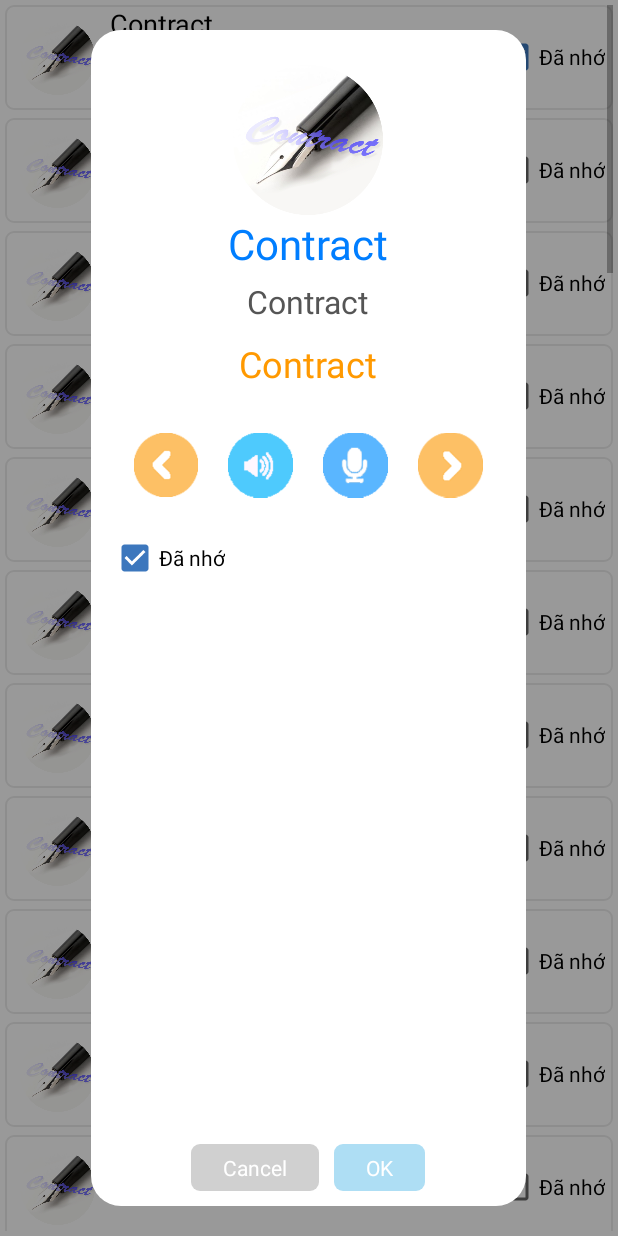
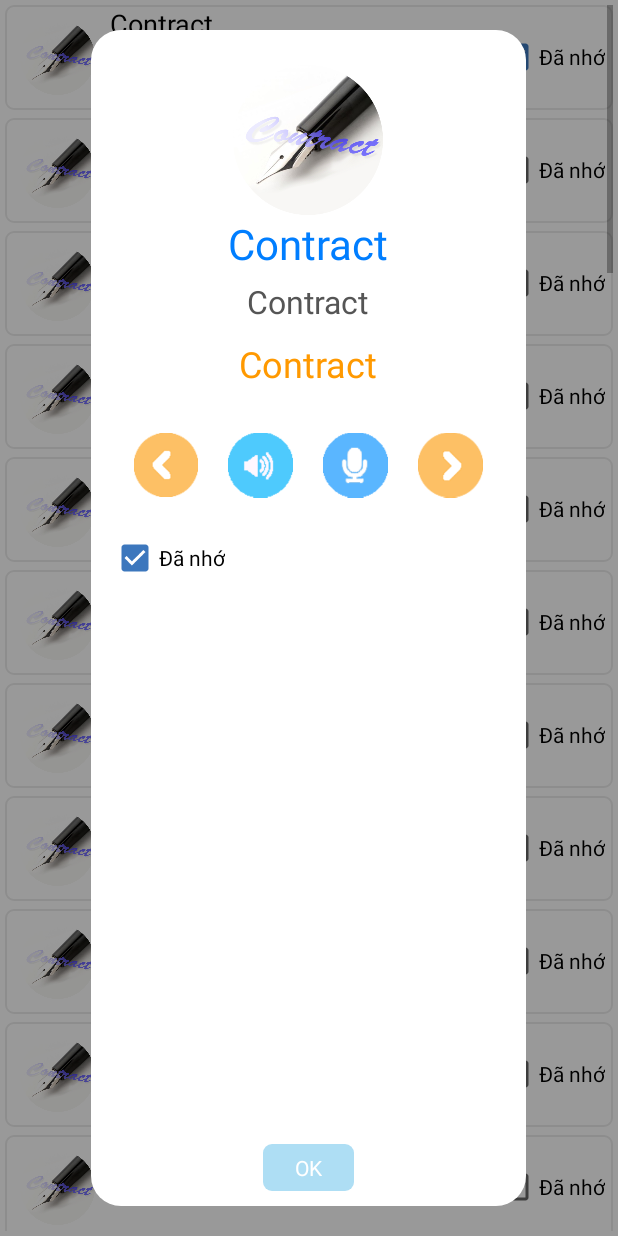
Before and after one commit to vanducngo/appnet-temp, an Android app: the fragment VocabularyDetailsFragment placed in its activity, after a tap on "Contract", on a phone screen of 412 x 824 dp. Run offline under Robolectric (Android 15) with nearby library versions, the phone set to English and light mode, and no system bars; libraries missing offline, so code that uses them is left out: com.activeandroid, com.activeandroid.annotation, com.facebook, com.facebook.login; pictures from the network do not load; 4 statements that could not run were skipped.

Commit message:
create vocabulary popup

```diff
--- a/app/src/main/java/challenges/sutrix/androidappnetclient/function/vocabulary/VocabularyDetailsFragment.java
+++ b/app/src/main/java/challenges/sutrix/androidappnetclient/function/vocabulary/VocabularyDetailsFragment.java
@@ -8,26 +8,22 @@ import android.view.LayoutInflater;
 import android.view.View;
 import android.view.ViewGroup;
 import android.widget.AdapterView;
-import android.widget.CheckBox;
-import android.widget.CompoundButton;
-import android.widget.ImageView;
 import android.widget.ListView;
-import android.widget.TextView;
 import android.widget.Toast;
 
 import java.util.ArrayList;
 
 import appnetmedia.lib.customdialog.CustomLayoutDialog;
 import challenges.sutrix.androidappnetclient.R;
-import challenges.sutrix.androidappnetclient.activity.MainActivity;
 import challenges.sutrix.androidappnetclient.function.vocabulary.adapter.VocabularyDetailsAdapter;
+import challenges.sutrix.androidappnetclient.function.vocabulary.listener.NextPreviousWordListener;
 import challenges.sutrix.androidappnetclient.function.vocabulary.listener.RememberedCheckChangeListener;
 import challenges.sutrix.androidappnetclient.function.vocabulary.model.VocabularyModel;
 
 /**
  * Created by root on 27/05/2015.
  */
-public class VocabularyDetailsFragment extends Fragment implements ListView.OnItemClickListener, RememberedCheckChangeListener, CustomLayoutDialog.OnSweetClickListener {
+public class VocabularyDetailsFragment extends Fragment implements ListView.OnItemClickListener, RememberedCheckChangeListener, CustomLayoutDialog.OnSweetClickListener, NextPreviousWordListener {
 
     private ListView mListView;
     private ArrayList<VocabularyModel> mVocabularyList;
@@ -35,9 +31,9 @@ public class VocabularyDetailsFragment extends Fragment implements ListView.OnIt
     private long mCategoryId = -1;
     private VocabularyDetailsAdapter mAdapter;
 
-    private boolean isRememberPopupChecked;
     private int mCurrentItemPosition = -1;
-    private View mPopupLayout;
+    private CustomLayoutDialog mVocabularyPopup;
+
 
     @Override
     public View onCreateView(LayoutInflater inflater, @Nullable ViewGroup container, @Nullable Bundle savedInstanceState) {
@@ -87,83 +83,62 @@ public class VocabularyDetailsFragment extends Fragment implements ListView.OnIt
 
     @Override
     public void onItemClick(AdapterView<?> adapterView, View sView, int position, long id) {
-        zoomPopUpView(mVocabularyList.get(position), position);
+        zoomPopUpView(position);
     }
 
+    /**
+     * Monitoring checkBox change in the listView.
+     *
+     * @param isChecked
+     * @param position
+     */
     @Override
     public void onRememberedCheckChangeListener(boolean isChecked, int position) {
-        //TODO update in sqlite
+        //TODO update in SQLite
         Log.i("Is checked", "Checked = " + isChecked);
         mVocabularyList.get(position).setRemember(isChecked);
 
     }
 
-    /**
-     * @param position
-     */
-    public void zoomPopUpView(final VocabularyModel tVocabularyModel, int position) {
+    public void zoomPopUpView(final int position) {
         mCurrentItemPosition = position;
-
-        CheckBox tCbPopupIsRemember;
-        ImageView tIvPopupImage;
-        TextView tTvPopupName;
-        TextView tTvPopupSpelling;
-        TextView tTvPopupVNMeaning;
-        ImageView tIvPopupSpeak;
-
-        if (mPopupLayout == null) {
-            mPopupLayout = getActivity().getLayoutInflater().inflate(R.layout.vocabulary_details_popup_layout, null);
-        }
-
-        tCbPopupIsRemember = (CheckBox) mPopupLayout.findViewById(R.id.cb_vocabulary_popup_remember);
-        tIvPopupImage = (ImageView)mPopupLayout.findViewById(R.id.iv_vocabulary_details_image_popup);
-        tTvPopupVNMeaning = (TextView)mPopupLayout.findViewById(R.id.tv_vocabulary_details_vi_meaning_popup);
-        tTvPopupSpelling = (TextView)mPopupLayout.findViewById(R.id.tv_vocabulary_details_spelling_popup);
-        tTvPopupName = (TextView)mPopupLayout.findViewById(R.id.tv_vocabulary_details_name_popup);
-        tIvPopupSpeak = (ImageView)mPopupLayout.findViewById(R.id.iv_vocabulary_details_speak_popup);
-
-
-        //Init dialog content
-        if (tVocabularyModel.isRemember()) {
-            isRememberPopupChecked = true;
-            tCbPopupIsRemember.setChecked(true);
-        } else {
-            isRememberPopupChecked = false;
-            tCbPopupIsRemember.setChecked(false);
-        }
-        tTvPopupName.setText(tVocabularyModel.getWord());
-        tTvPopupSpelling.setText(tVocabularyModel.getMeanVietnamese()); //TODO spelling text
-        tTvPopupVNMeaning.setText(tVocabularyModel.getMeanVietnamese());
-
-        tIvPopupSpeak.setOnClickListener(new View.OnClickListener() {
-            @Override
-            public void onClick(View v) {
-                ((MainActivity) getActivity()).speak(tVocabularyModel.getWord());
-            }
-        });
-
-
-        tCbPopupIsRemember.setOnCheckedChangeListener(new CompoundButton.OnCheckedChangeListener() {
-            @Override
-            public void onCheckedChanged(CompoundButton compoundButton, boolean isChecked) {
-                isRememberPopupChecked = isChecked;
-            }
-        });
-
-        new CustomLayoutDialog(getActivity())
-                .setCustomLayout(mPopupLayout)
+        mVocabularyPopup = new VocabularyPopup(getActivity(),mVocabularyList.get(mCurrentItemPosition) , this)
                 .setCancelClickListener(this)
                 .setConfirmClickListener(this)
-                .show();
+                .showCancelButton(false);
+        mVocabularyPopup.show();
     }
 
     @Override
     public void onClick(CustomLayoutDialog sweetAlertDialog, boolean isConfirmed) {
         sweetAlertDialog.dismissWithAnimation();
 
-        mVocabularyList.get(mCurrentItemPosition).setRemember(isRememberPopupChecked);
-        mAdapter.notifyDataSetInvalidated();
+//        mVocabularyList.get(mCurrentItemPosition).setRemember(isRememberPopupChecked);
+//        mAdapter.notifyDataSetInvalidated();
+//        mCurrentItemPosition = -1;
+    }
 
-        mCurrentItemPosition = -1;
+    @Override
+    public void onNextWordClick() {
+        if(mCurrentItemPosition == mVocabularyList.size()-1) {
+            Toast.makeText(getActivity(), getString(R.string.vocabulary_reach_end_string), Toast.LENGTH_SHORT).show();
+        }else{
+            mCurrentItemPosition++;
+            if(mVocabularyPopup !=null){
+                ((VocabularyPopup)mVocabularyPopup).setVocabularyModel(mVocabularyList.get(mCurrentItemPosition));
+            }
+        }
+    }
+
+    @Override
+    public void onPreviousWordClick() {
+        if(mCurrentItemPosition == mVocabularyList.size()-1) {
+            Toast.makeText(getActivity(), getString(R.string.vocabulary_reach_begining_string), Toast.LENGTH_SHORT).show();
+        }else{
+            mCurrentItemPosition--;
+            if(mVocabularyPopup !=null){
+                ((VocabularyPopup)mVocabularyPopup).setVocabularyModel(mVocabularyList.get(mCurrentItemPosition));
+            }
+        }
     }
 }
--- /dev/null
+++ b/app/src/main/java/challenges/sutrix/androidappnetclient/function/vocabulary/VocabularyPopup.java
@@ -0,0 +1,101 @@
+package challenges.sutrix.androidappnetclient.function.vocabulary;
+
+import android.app.Activity;
+import android.view.View;
+import android.widget.CheckBox;
+import android.widget.ImageView;
+import android.widget.TextView;
+
+import appnetmedia.lib.customdialog.CustomLayoutDialog;
+import challenges.sutrix.androidappnetclient.R;
+import challenges.sutrix.androidappnetclient.activity.MainActivity;
+import challenges.sutrix.androidappnetclient.function.vocabulary.listener.NextPreviousWordListener;
+import challenges.sutrix.androidappnetclient.function.vocabulary.model.VocabularyModel;
+
+/**
+ * Created by root on 10/09/2015.
+ */
+public class VocabularyPopup extends CustomLayoutDialog {
+
+    private Activity mContext;
+    private VocabularyModel mVocabularyModel;
+    private CheckBox mCbPopupIsRemember;
+    private ImageView mIvPopupImage;
+    private TextView mTvPopupName;
+    private TextView mTvPopupSpelling;
+    private TextView mTvPopupVNMeaning;
+    private ImageView mIvPopupSpeak;
+    private ImageView mIvPreviousWord;
+    private ImageView mIvNextWord;
+    private View mLayoutView;
+    private NextPreviousWordListener mAnotherWordListener;
+
+    public VocabularyPopup(Activity context, VocabularyModel sVocabularyModel,NextPreviousWordListener sAnotherWordListener ) {
+        super(context);
+        this.mContext = context;
+        this.mVocabularyModel = sVocabularyModel;
+        this.mAnotherWordListener = sAnotherWordListener;
+        initViews();
+        initData();
+    }
+
+    private void initViews() {
+        if (mLayoutView == null) {
+            mLayoutView = mContext.getLayoutInflater().inflate(R.layout.vocabulary_details_popup_layout, null);
+
+
+            mCbPopupIsRemember = (CheckBox) mLayoutView.findViewById(R.id.cb_vocabulary_popup_remember);
+            mIvPopupImage = (ImageView) mLayoutView.findViewById(R.id.iv_vocabulary_details_image_popup);
+            mTvPopupVNMeaning = (TextView) mLayoutView.findViewById(R.id.tv_vocabulary_details_vi_meaning_popup);
+            mTvPopupSpelling = (TextView) mLayoutView.findViewById(R.id.tv_vocabulary_details_spelling_popup);
+            mTvPopupName = (TextView) mLayoutView.findViewById(R.id.tv_vocabulary_details_name_popup);
+            mIvPopupSpeak = (ImageView) mLayoutView.findViewById(R.id.iv_vocabulary_details_speak_popup);
+
+            mIvPreviousWord = (ImageView) mLayoutView.findViewById(R.id.iv_vocabulary_details_previous_popup);
+            mIvNextWord = (ImageView) mLayoutView.findViewById(R.id.iv_vocabulary_details_next_popup);
+
+            mIvPreviousWord.setOnClickListener(this);
+
+            mIvNextWord.setOnClickListener(this);
+
+            mIvPopupSpeak.setOnClickListener(new View.OnClickListener() {
+                @Override
+                public void onClick(View v) {
+                    ((MainActivity) mContext).speak(mVocabularyModel.getWord());
+                }
+            });
+
+            //Set layout to dialog.
+            setCustomLayout(mLayoutView);
+        }
+    }
+
+    private void initData() {
+
+        //Init dialog content
+        if (mVocabularyModel != null) {
+            mCbPopupIsRemember.setChecked(mVocabularyModel.isRemember());
+
+            mTvPopupName.setText(mVocabularyModel.getWord());
+            mTvPopupSpelling.setText(mVocabularyModel.getMeanVietnamese()); //TODO spelling text
+            mTvPopupVNMeaning.setText(mVocabularyModel.getMeanVietnamese());
+        }
+
+    }
+
+    public void setVocabularyModel(VocabularyModel sVocabularyModel){
+        mVocabularyModel = sVocabularyModel;
+        initData();
+    }
+
+
+    @Override
+    public void onClick(View v) {
+        if(v.equals(mIvNextWord)){
+            mAnotherWordListener.onNextWordClick();
+        }else if(v.equals(mIvPreviousWord)){
+            mAnotherWordListener.onPreviousWordClick();
+        }
+        super.onClick(v);
+    }
+}
--- /dev/null
+++ b/app/src/main/java/challenges/sutrix/androidappnetclient/function/vocabulary/listener/NextPreviousWordListener.java
@@ -0,0 +1,9 @@
+package challenges.sutrix.androidappnetclient.function.vocabulary.listener;
+
+/**
+ * Created by root on 10/09/2015.
+ */
+public interface NextPreviousWordListener {
+    void onNextWordClick();
+    void onPreviousWordClick();
+}
--- a/app/src/main/res/layout/vocabulary_details_popup_layout.xml
+++ b/app/src/main/res/layout/vocabulary_details_popup_layout.xml
@@ -66,6 +66,7 @@
                 android:orientation="horizontal">
 
                 <ImageView
+                    android:id="@+id/iv_vocabulary_details_previous_popup"
                     android:layout_width="0dp"
                     android:layout_height="wrap_content"
                     android:layout_margin="10dp"
@@ -96,6 +97,7 @@
                     android:layout_margin="10dp"
                     android:clickable="true"
                     android:layout_weight="0.25"
+                    android:id="@+id/iv_vocabulary_details_next_popup"
                     android:src="@drawable/selector_btn_next_word" />
             </LinearLayout>
 
--- a/app/src/main/res/values/strings.xml
+++ b/app/src/main/res/values/strings.xml
@@ -50,6 +50,8 @@
 
     <!-- Vocabulary -->
     <string name="is_remembered_string">Đã nhớ</string>
+    <string name="vocabulary_reach_end_string">Khong con tu dang sau</string>
+    <string name="vocabulary_reach_begining_string">Khong con tu dang truoc</string>
 
     <string-array name="vocabulary_type">
         <item>Contract</item>
--- a/customdialog/src/main/java/appnetmedia/lib/customdialog/CustomLayoutDialog.java
+++ b/customdialog/src/main/java/appnetmedia/lib/customdialog/CustomLayoutDialog.java
@@ -5,6 +5,7 @@ import android.app.Dialog;
 import android.content.Context;
 import android.os.Build;
 import android.os.Bundle;
+import android.util.Log;
 import android.view.View;
 import android.view.ViewGroup;
 import android.view.WindowManager;
@@ -37,8 +38,8 @@ public class CustomLayoutDialog extends Dialog implements View.OnClickListener {
     private View mCustomLayoutView;
 
 
-    public static interface OnSweetClickListener {
-        public void onClick(CustomLayoutDialog sweetAlertDialog, boolean isConfirmed);
+    public interface OnSweetClickListener {
+        void onClick(CustomLayoutDialog sweetAlertDialog, boolean isConfirmed);
     }
 
 
@@ -129,7 +130,7 @@ public class CustomLayoutDialog extends Dialog implements View.OnClickListener {
 
     public CustomLayoutDialog setCustomLayout(View mLayoutView) {
         this.mCustomLayoutView = mLayoutView;
-
+        showCancelButton(mShowCancel);
         return this;
     }
 
@@ -144,6 +145,7 @@ public class CustomLayoutDialog extends Dialog implements View.OnClickListener {
             mLayoutContainer.removeAllViews();
             mLayoutContainer.addView(mCustomLayoutView);
         }
+        showCancelButton(mShowCancel);
     }
 
     public boolean isShowCancelButton() {
@@ -152,6 +154,7 @@ public class CustomLayoutDialog extends Dialog implements View.OnClickListener {
 
     public CustomLayoutDialog showCancelButton(boolean isShow) {
         mShowCancel = isShow;
+        Log.i("Test hide cancel", String.valueOf(mShowCancel));
         if (mCancelButton != null) {
             mCancelButton.setVisibility(mShowCancel ? View.VISIBLE : View.GONE);
         }
```
